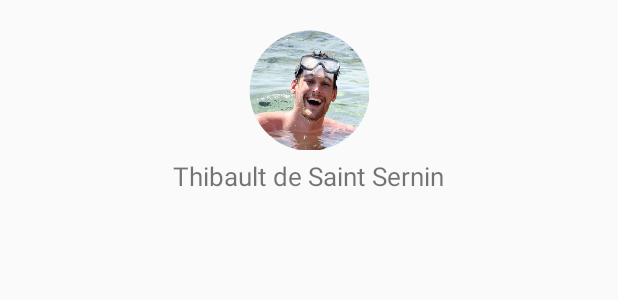
After one commit to Thibault2ss/Gyft, an Android app: the layout menu.xml on its own in the app's theme, with its tools: preview values and no code run, on a phone screen of 412 x 824 dp. The commit adds this screen. Shown: the top 300 px of the screen. Run offline under Robolectric (Android 15) with nearby library versions, the light colour scheme and no system bars.

Commit message:
adding menu to main activity

```diff
--- /dev/null
+++ b/app/src/main/java/com/thibault/gyft/RoundedImageView.java
@@ -0,0 +1,90 @@
+package com.thibault.gyft;
+
+import android.widget.ImageView;
+import android.content.Context;
+import android.graphics.Bitmap;
+import android.graphics.Bitmap.Config;
+import android.graphics.Canvas;
+import android.graphics.Color;
+import android.graphics.Paint;
+import android.graphics.PorterDuff.Mode;
+import android.graphics.PorterDuffXfermode;
+import android.graphics.Rect;
+import android.graphics.drawable.BitmapDrawable;
+import android.graphics.drawable.Drawable;
+import android.util.AttributeSet;
+/**
+ * Created by Thibault on 1/1/2017.
+ */
+
+public class RoundedImageView extends ImageView {
+    public RoundedImageView(Context context) {
+        super(context);
+    }
+
+    public RoundedImageView(Context context, AttributeSet attrs) {
+        super(context, attrs);
+    }
+
+    public RoundedImageView(Context context, AttributeSet attrs, int defStyle) {
+        super(context, attrs, defStyle);
+    }
+
+    @Override
+    protected void onDraw(Canvas canvas) {
+
+        Drawable drawable = getDrawable();
+
+        if (drawable == null) {
+            return;
+        }
+
+        if (getWidth() == 0 || getHeight() == 0) {
+            return;
+        }
+        Bitmap b = ((BitmapDrawable) drawable).getBitmap();
+        Bitmap bitmap = b.copy(Bitmap.Config.ARGB_8888, true);
+
+        int w = getWidth();
+        @SuppressWarnings("unused")
+        int h = getHeight();
+
+        Bitmap roundBitmap = getCroppedBitmap(bitmap, w);
+        canvas.drawBitmap(roundBitmap, 0, 0, null);
+
+    }
+
+    public static Bitmap getCroppedBitmap(Bitmap bmp, int radius) {
+        Bitmap sbmp;
+
+        if (bmp.getWidth() != radius || bmp.getHeight() != radius) {
+            float smallest = Math.min(bmp.getWidth(), bmp.getHeight());
+            float factor = smallest / radius;
+            sbmp = Bitmap.createScaledBitmap(bmp,
+                    (int) (bmp.getWidth() / factor),
+                    (int) (bmp.getHeight() / factor), false);
+        } else {
+            sbmp = bmp;
+        }
+
+        Bitmap output = Bitmap.createBitmap(radius, radius, Config.ARGB_8888);
+        Canvas canvas = new Canvas(output);
+
+        final String color = "#BAB399";
+        final Paint paint = new Paint();
+        final Rect rect = new Rect(0, 0, radius, radius);
+
+        paint.setAntiAlias(true);
+        paint.setFilterBitmap(true);
+        paint.setDither(true);
+        canvas.drawARGB(0, 0, 0, 0);
+        paint.setColor(Color.parseColor(color));
+        canvas.drawCircle(radius / 2 + 0.7f, radius / 2 + 0.7f,
+                radius / 2 + 0.1f, paint);
+        paint.setXfermode(new PorterDuffXfermode(Mode.SRC_IN));
+        canvas.drawBitmap(sbmp, rect, rect, paint);
+
+        return output;
+    }
+
+}
--- a/app/src/main/res/layout/header.xml
+++ b/app/src/main/res/layout/header.xml
@@ -8,6 +8,7 @@
     >
 
     <ImageView
+        android:id="@+id/menu_icon"
         android:layout_width="40dp"
         android:layout_height="match_parent"
         android:layout_marginLeft="5dp"
@@ -59,6 +60,7 @@
             </RelativeLayout>
     </LinearLayout>
     <ImageView
+        android:id="@+id/qr_code_icon"
         android:layout_width="45dp"
         android:layout_height="match_parent"
         android:layout_marginRight="5dp"
--- /dev/null
+++ b/app/src/main/res/layout/menu.xml
@@ -0,0 +1,29 @@
+<?xml version="1.0" encoding="utf-8"?>
+<LinearLayout xmlns:android="http://schemas.android.com/apk/res/android"
+    android:orientation="vertical"
+    android:layout_width="match_parent"
+    android:layout_height="match_parent">
+    <RelativeLayout
+        android:layout_width="match_parent"
+        android:layout_height="@dimen/profile_height">
+
+        <com.thibault.gyft.RoundedImageView
+            android:id="@+id/profile_pic"
+            android:layout_width="@dimen/profile_pic_size"
+            android:layout_height="@dimen/profile_pic_size"
+            android:src="@drawable/profile_pic"
+            android:layout_marginTop="@dimen/profile_pic_margin"
+            android:layout_alignParentTop="true"
+            android:layout_centerHorizontal="true" />
+        <TextView
+            android:id="@+id/profile_name"
+            android:layout_width="wrap_content"
+            android:layout_height="wrap_content"
+            android:textSize="@dimen/profile_name_size"
+            android:layout_marginTop="5dp"
+            android:text="Thibault de Saint Sernin"
+            android:layout_centerHorizontal="true"
+            android:layout_below="@id/profile_pic"/>
+    </RelativeLayout>
+
+</LinearLayout>
--- a/app/src/main/res/values/dimens.xml
+++ b/app/src/main/res/values/dimens.xml
@@ -11,6 +11,15 @@
     <dimen name="toggle_corners">20dp</dimen>
     <dimen name="margin_img_toggle">5dp</dimen>
     <dimen name="margin_bottom_toggle">12dp</dimen>
+
+    <!--Menu dimension-->
+    <dimen name="menu_width">270dp</dimen>
+    <dimen name="inv_menu_width">-270dp</dimen>
+    <dimen name="profile_height">200dp</dimen>
+    <dimen name="profile_pic_margin">20dp</dimen>
+    <dimen name="profile_pic_size">80dp</dimen>
+    <dimen name="profile_name_size">17sp</dimen>
+
 
     <!--GridView dimensions-->
     <dimen name="square_margin">2dp</dimen>
```
Also changed, not shown: app/src/main/java/com/thibault/gyft/MainActivity.java (+98 -15 lines), app/src/main/res/layout/activity_main.xml (+17 -1 lines), app/src/main/res/drawable-hdpi/profile_pic.png (added), app/src/main/res/drawable-mdpi/profile_pic.png (added), app/src/main/res/drawable-xhdpi/profile_pic.png (added), 2 other files.
